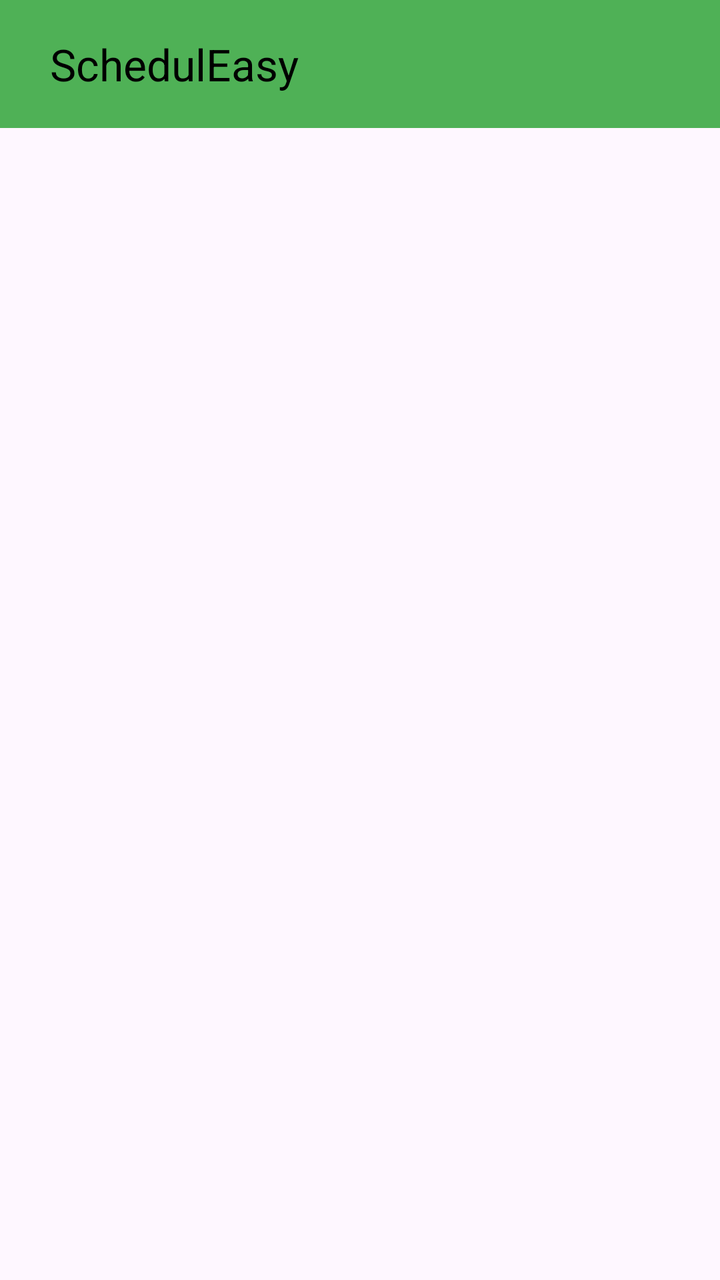
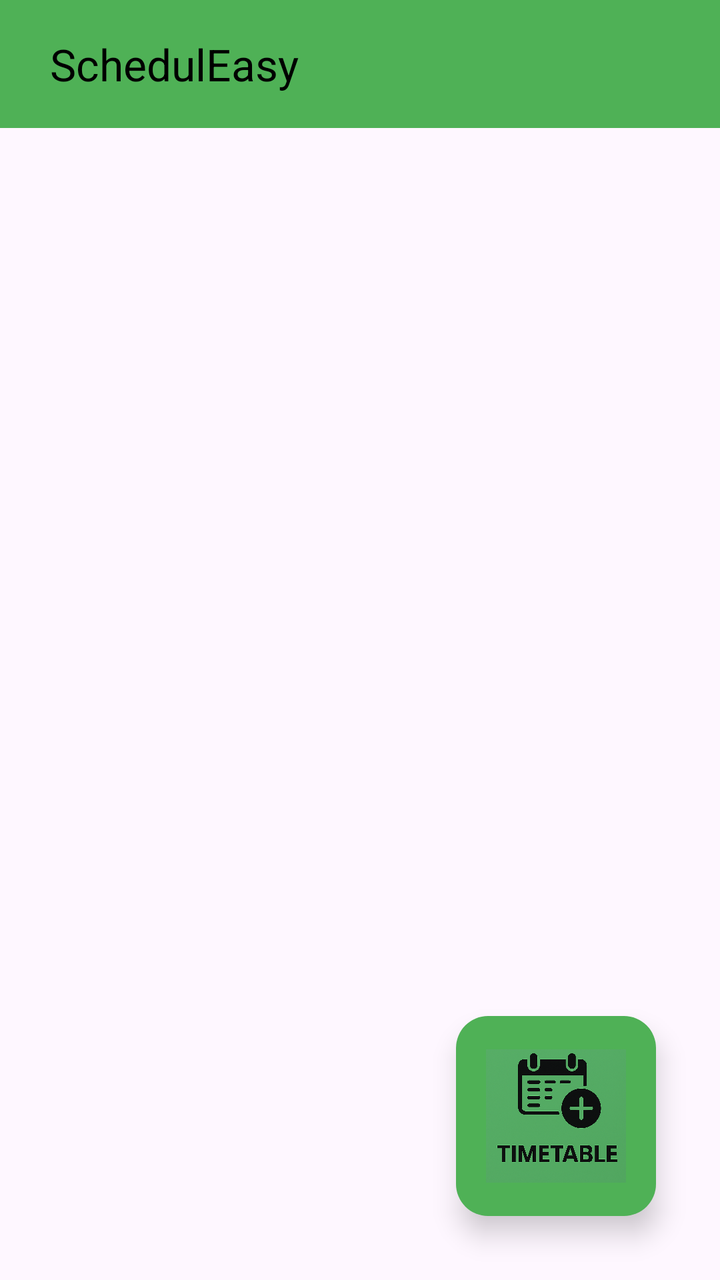

Two renders of the same Android screen: before a commit and after it. Below are the layout's source before the change and the commit's diff.
<!-- AndroidManifest.xml: application theme Theme.TimeTable -->
<!-- res/layout/activity_main.xml -->
<?xml version="1.0" encoding="utf-8"?>
<RelativeLayout xmlns:android="http://schemas.android.com/apk/res/android"
    xmlns:app="http://schemas.android.com/apk/res-auto"
    xmlns:tools="http://schemas.android.com/tools"
    android:id="@+id/main"
    android:layout_width="match_parent"
    android:layout_height="match_parent"
    tools:context=".MainActivity">

    
    <androidx.appcompat.widget.Toolbar
        android:id="@+id/toolbar"
        android:layout_width="match_parent"
        android:layout_height="?attr/actionBarSize"
        android:background="#4FB156"
        android:elevation="4dp"
        android:minHeight="82dp"
        app:title="SchedulEasy"
        app:titleTextColor="@color/black"
        app:titleMarginStart="25dp"
        app:titleMarginEnd="8dp"
        app:titleMarginTop="8dp"
        app:titleMarginBottom="8dp"
        android:theme="@style/ThemeOverlay.AppCompat.Dark.ActionBar">
    </androidx.appcompat.widget.Toolbar>

    
    <FrameLayout
        android:layout_width="match_parent"
        android:layout_height="match_parent"
        android:layout_below="@id/toolbar">

        <androidx.recyclerview.widget.RecyclerView
            android:id="@+id/timetableList"
            android:layout_width="match_parent"
            android:layout_height="match_parent"
            android:clipToPadding="false"
            android:paddingBottom="100dp" />

        <TextView
            android:id="@+id/emptyState"
            android:layout_width="match_parent"
            android:layout_height="match_parent"
            android:gravity="center"
            android:text="No timetables found\nTap + to create one"
            android:textColor="#757575"
            android:textSize="18sp"
            android:visibility="gone" />
    </FrameLayout>

    
    <TextView
        android:id="@+id/tvUserMode"
        android:layout_width="wrap_content"
        android:layout_height="wrap_content"
        android:text="Student Mode"
        android:visibility="gone"
        android:layout_gravity="center_horizontal"
        android:textAppearance="@style/TextAppearance.AppCompat.Large"/>

    
    <com.google.android.material.floatingactionbutton.FloatingActionButton
        android:id="@+id/fabAddTimetable"
        android:layout_width="100dp"
        android:layout_height="100dp"
        android:layout_alignParentBottom="true"
        android:layout_alignParentEnd="true"
        android:layout_marginEnd="40dp"
        android:layout_marginBottom="40dp"
        android:contentDescription="Add new timetable"
        android:scaleType="centerInside"
        android:src="@drawable/addbutnn"
        app:backgroundTint="#4FB156"
        app:elevation="8dp"
        android:visibility="gone"
        app:fabCustomSize="100dp"
        app:maxImageSize="90dp"
        app:tint="@null" />

</RelativeLayout>
<!-- resources referenced by this layout -->
<resources>
  <color name="black">#FF000000</color>
  <!-- drawable addbutnn: png bitmap (drawable, 791307 bytes) -->
  <style name="Theme.TimeTable" parent="Base.Theme.TimeTable" />
  <style name="Base.Theme.TimeTable" parent="Theme.Material3.DayNight.NoActionBar">
          
          
      </style>
</resources>

<!-- the commit's change to res/layout/activity_main.xml (unified diff, before → after) -->
@@ -1,4 +1,3 @@
-<?xml version="1.0" encoding="utf-8"?>
 <RelativeLayout xmlns:android="http://schemas.android.com/apk/res/android"
     xmlns:app="http://schemas.android.com/apk/res-auto"
     xmlns:tools="http://schemas.android.com/tools"
@@ -8,34 +7,41 @@
     tools:context=".MainActivity">
 
     
-    <androidx.appcompat.widget.Toolbar
+    
+    
+
+    <com.google.android.material.appbar.MaterialToolbar
         android:id="@+id/toolbar"
         android:layout_width="match_parent"
         android:layout_height="?attr/actionBarSize"
         android:background="#4FB156"
         android:elevation="4dp"
-        android:minHeight="82dp"
         app:title="SchedulEasy"
-        app:titleTextColor="@color/black"
         app:titleMarginStart="25dp"
-        app:titleMarginEnd="8dp"
-        app:titleMarginTop="8dp"
-        app:titleMarginBottom="8dp"
-        android:theme="@style/ThemeOverlay.AppCompat.Dark.ActionBar">
-    </androidx.appcompat.widget.Toolbar>
+        app:titleTextColor="@color/black" />  
 
-    
     <FrameLayout
+        android:id="@+id/contentContainer"
         android:layout_width="match_parent"
         android:layout_height="match_parent"
-        android:layout_below="@id/toolbar">
+        android:layout_below="@id/toolbar"
+        android:layout_above="@+id/fabAddTimetable">
 
         <androidx.recyclerview.widget.RecyclerView
             android:id="@+id/timetableList"
             android:layout_width="match_parent"
             android:layout_height="match_parent"
             android:clipToPadding="false"
-            android:paddingBottom="100dp" />
+            android:paddingBottom="120dp" />
+
+        <TextView
+            android:id="@+id/tvUserMode"
+            android:layout_width="wrap_content"
+            android:layout_height="wrap_content"
+            android:text="Student Mode"
+            android:visibility="gone"
+            android:layout_gravity="center_horizontal"
+            android:textAppearance="@style/TextAppearance.AppCompat.Large" />
 
         <TextView
             android:id="@+id/emptyState"
@@ -49,32 +55,20 @@
     </FrameLayout>
 
     
-    <TextView
-        android:id="@+id/tvUserMode"
+    <com.google.android.material.floatingactionbutton.FloatingActionButton
+        android:id="@+id/fabAddTimetable"
         android:layout_width="wrap_content"
         android:layout_height="wrap_content"
-        android:text="Student Mode"
-        android:visibility="gone"
-        android:layout_gravity="center_horizontal"
-        android:textAppearance="@style/TextAppearance.AppCompat.Large"/>
-
-    
-    <com.google.android.material.floatingactionbutton.FloatingActionButton
-        android:id="@+id/fabAddTimetable"
-        android:layout_width="100dp"
-        android:layout_height="100dp"
         android:layout_alignParentBottom="true"
         android:layout_alignParentEnd="true"
-        android:layout_marginEnd="40dp"
-        android:layout_marginBottom="40dp"
-        android:contentDescription="Add new timetable"
+        android:layout_marginEnd="32dp"
+        android:layout_marginBottom="32dp"
+        android:src="@drawable/addbutnn"
         android:scaleType="centerInside"
-        android:src="@drawable/addbutnn"
+        app:fabCustomSize="100dp"
+        app:maxImageSize="70dp"
+        android:visibility="visible"
         app:backgroundTint="#4FB156"
         app:elevation="8dp"
-        android:visibility="gone"
-        app:fabCustomSize="100dp"
-        app:maxImageSize="90dp"
         app:tint="@null" />
-
 </RelativeLayout>
